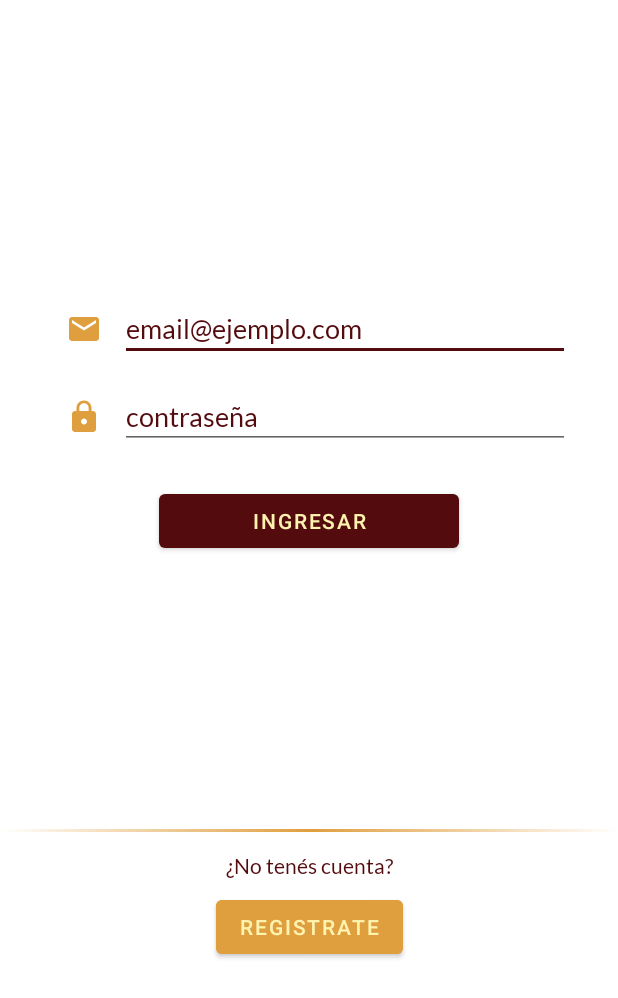
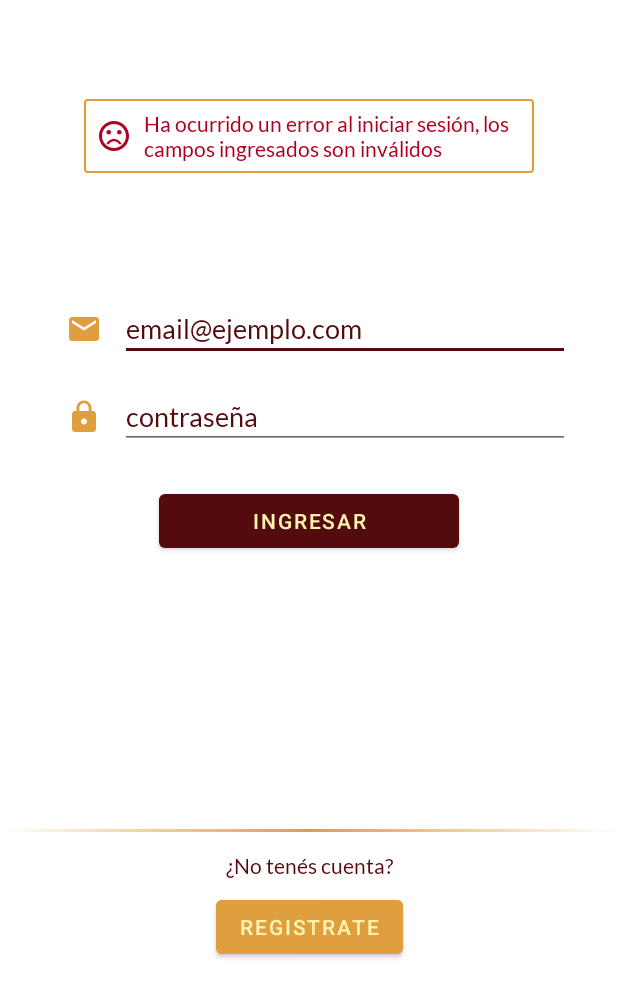
Before and after one commit to Pastorsin/el-paseo-app, an Android app: the layout fragment_sign_in.xml on its own in the app's theme, with its tools: preview values and no code run, on a phone screen of 412 x 824 dp. Shown: the top 998 px of the screen. Run offline under Robolectric (Android 15) with nearby library versions, the phone set to English and light mode, and no system bars; Roboto replaces fonts that are not available here.

Commit message:
Agregado nuevo diseño de mensaje de error en Iniciar Sesión

```diff
--- a/app/src/main/java/laboratorio/app/fragments/SignInFragment.java
+++ b/app/src/main/java/laboratorio/app/fragments/SignInFragment.java
@@ -4,6 +4,7 @@ import android.accounts.Account;
 import android.app.usage.StorageStatsManager;
 import android.os.Bundle;
 
+import androidx.constraintlayout.widget.ConstraintLayout;
 import androidx.fragment.app.Fragment;
 import laboratorio.app.R;
 import laboratorio.app.controllers.API;
@@ -22,6 +23,7 @@ import android.view.View;
 import android.view.ViewGroup;
 import android.widget.Button;
 import android.widget.EditText;
+import android.widget.TextView;
 import android.widget.Toast;
 
 import com.basgeekball.awesomevalidation.AwesomeValidation;
@@ -126,7 +128,11 @@ public class SignInFragment extends Fragment {
     }
 
     private void showError(int messageId) {
-        Toast.makeText(getContext(), messageId, Toast.LENGTH_LONG).show();
+        ConstraintLayout errorLayout = getView().findViewById(R.id.signin_error_layout);
+        errorLayout.setVisibility(View.VISIBLE);
+
+        TextView errorMessageView = getView().findViewById(R.id.signin_error_message);
+        errorMessageView.setText(messageId);
     }
 
 
--- /dev/null
+++ b/app/src/main/res/drawable/ic_baseline_sentiment_very_dissatisfied_24.xml
@@ -0,0 +1,7 @@
+<vector android:height="24dp" android:tint="#FFFFFF"
+    android:viewportHeight="24" android:viewportWidth="24"
+    android:width="24dp" xmlns:android="http://schemas.android.com/apk/res/android">
+    <path android:fillColor="@android:color/white" android:pathData="M15.5,9.5m-1.5,0a1.5,1.5 0,1 1,3 0a1.5,1.5 0,1 1,-3 0"/>
+    <path android:fillColor="@android:color/white" android:pathData="M8.5,9.5m-1.5,0a1.5,1.5 0,1 1,3 0a1.5,1.5 0,1 1,-3 0"/>
+    <path android:fillColor="@android:color/white" android:pathData="M11.99,2C6.47,2 2,6.48 2,12s4.47,10 9.99,10C17.52,22 22,17.52 22,12S17.52,2 11.99,2zM12,20c-4.42,0 -8,-3.58 -8,-8s3.58,-8 8,-8 8,3.58 8,8 -3.58,8 -8,8zM12,14c-2.33,0 -4.32,1.45 -5.12,3.5h1.67c0.69,-1.19 1.97,-2 3.45,-2s2.75,0.81 3.45,2h1.67c-0.8,-2.05 -2.79,-3.5 -5.12,-3.5z"/>
+</vector>
--- /dev/null
+++ b/app/src/main/res/drawable/layout_border.xml
@@ -0,0 +1,8 @@
+<?xml version="1.0" encoding="UTF-8"?>
+<shape xmlns:android="http://schemas.android.com/apk/res/android">
+    <stroke android:width="1dp" android:color="#E09F3E" />
+    <solid android:color="#ffffff" />
+    <padding android:left="2dp" android:top="2dp"
+        android:right="2dp" android:bottom="2dp" />
+    <corners android:radius="2dp" />
+</shape>
--- a/app/src/main/res/layout/fragment_sign_in.xml
+++ b/app/src/main/res/layout/fragment_sign_in.xml
@@ -11,6 +11,46 @@
         android:layout_height="match_parent"
         android:isScrollContainer="true"
         tools:context=".fragments.SignInFragment">
+
+        <androidx.constraintlayout.widget.ConstraintLayout
+            android:id="@+id/signin_error_layout"
+            android:layout_width="300dp"
+            android:layout_height="wrap_content"
+            android:background="@drawable/layout_border"
+            android:maxWidth="300dp"
+            android:padding="8dp"
+            android:visibility="gone"
+            app:layout_constraintBottom_toTopOf="@+id/signin_login_layout"
+            app:layout_constraintEnd_toEndOf="parent"
+            app:layout_constraintStart_toStartOf="parent"
+            app:layout_constraintTop_toTopOf="parent"
+            tools:visibility="visible">
+
+            <ImageView
+                android:id="@+id/imageView"
+                android:layout_width="wrap_content"
+                android:layout_height="0dp"
+                android:tint="@color/design_default_color_error"
+                app:layout_constraintBottom_toBottomOf="parent"
+                app:layout_constraintEnd_toStartOf="@+id/signin_error_message"
+                app:layout_constraintStart_toStartOf="parent"
+                app:layout_constraintTop_toTopOf="parent"
+                app:srcCompat="@drawable/ic_baseline_sentiment_very_dissatisfied_24" />
+
+            <TextView
+                android:id="@+id/signin_error_message"
+                android:layout_width="0dp"
+                android:layout_height="wrap_content"
+                android:layout_marginStart="8dp"
+                android:fontFamily="@font/lato"
+                android:text="@string/error_login_invalid_fields"
+                android:textColor="@color/design_default_color_error"
+                app:layout_constraintBottom_toBottomOf="parent"
+                app:layout_constraintEnd_toEndOf="parent"
+                app:layout_constraintStart_toEndOf="@+id/imageView"
+                app:layout_constraintTop_toTopOf="parent" />
+
+        </androidx.constraintlayout.widget.ConstraintLayout>
 
         <androidx.constraintlayout.widget.ConstraintLayout
             android:id="@+id/signin_login_layout"
```
